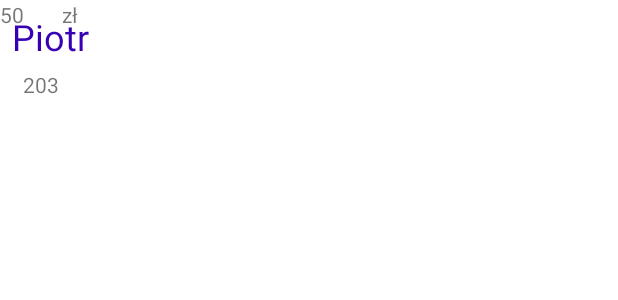
After one commit to Zywczas/Let-s_Share, an Android app: the layout group_members_list_item.xml on its own in the app's theme, with its tools: preview values and no code run, on a phone screen of 412 x 824 dp. The commit adds this screen. Shown: the top 300 px of the screen. Run offline under Robolectric (Android 15) with nearby library versions, the phone set to English and light mode, and no system bars.

Commit message:
GroupMembersAdapter

```diff
--- a/app/src/main/java/com/zywczas/letsshare/di/modules/DomainModule.kt
+++ b/app/src/main/java/com/zywczas/letsshare/di/modules/DomainModule.kt
@@ -4,6 +4,8 @@ import com.zywczas.letsshare.fragmentlogin.domain.LoginRepository
 import com.zywczas.letsshare.fragmentlogin.domain.LoginRepositoryImpl
 import com.zywczas.letsshare.fragmentfriends.domain.FriendsRepository
 import com.zywczas.letsshare.fragmentfriends.domain.FriendsRepositoryImpl
+import com.zywczas.letsshare.fragmentgroupdetails.domain.GroupDetailsRepository
+import com.zywczas.letsshare.fragmentgroupdetails.domain.GroupDetailsRepositoryImpl
 import com.zywczas.letsshare.fragmentgroups.domain.GroupsRepository
 import com.zywczas.letsshare.fragmentgroups.domain.GroupsRepositoryImpl
 import com.zywczas.letsshare.fragmentregister.domain.RegisterRepository
@@ -34,4 +36,8 @@ abstract class DomainModule {
     @ActivityRetainedScoped
     abstract fun bindGroupsRepository(repo: GroupsRepositoryImpl): GroupsRepository
 
+    @Binds
+    @ActivityRetainedScoped
+    abstract fun bindGroupDetailsRepository(repo: GroupDetailsRepositoryImpl): GroupDetailsRepository
+
 }
--- a/app/src/main/java/com/zywczas/letsshare/fragmentfriends/presentation/FriendsFragment.kt
+++ b/app/src/main/java/com/zywczas/letsshare/fragmentfriends/presentation/FriendsFragment.kt
@@ -5,6 +5,7 @@ import android.os.Bundle
 import android.view.LayoutInflater
 import android.view.View
 import android.view.ViewGroup
+import androidx.core.view.get
 import androidx.core.view.isVisible
 import androidx.fragment.app.Fragment
 import androidx.lifecycle.lifecycleScope
--- a/app/src/main/java/com/zywczas/letsshare/fragmentgroups/presentation/GroupsFragment.kt
+++ b/app/src/main/java/com/zywczas/letsshare/fragmentgroups/presentation/GroupsFragment.kt
@@ -5,6 +5,7 @@ import androidx.fragment.app.Fragment
 import android.view.LayoutInflater
 import android.view.View
 import android.view.ViewGroup
+import androidx.core.view.get
 import androidx.lifecycle.lifecycleScope
 import androidx.navigation.fragment.findNavController
 import androidx.navigation.ui.setupWithNavController
--- a/app/src/main/java/com/zywczas/letsshare/model/GroupMember.kt
+++ b/app/src/main/java/com/zywczas/letsshare/model/GroupMember.kt
@@ -2,5 +2,7 @@ package com.zywczas.letsshare.model
 
 data class GroupMember (
     val name: String = "",
-    val email: String = ""
+    val email: String = "",
+    val expenses: Int = 0,
+    val percentage_share: Double = 0.0
 )
--- a/app/src/main/java/com/zywczas/letsshare/model/MemberMonth.kt
+++ /dev/null
@@ -1,6 +0,0 @@
-package com.zywczas.letsshare.model
-
-data class MemberMonth (
-    var group_share: Double = 0.0,
-    var expenses: Double = 0.0
-)
--- a/app/src/main/java/com/zywczas/letsshare/utils/DoZrobienia.kt
+++ b/app/src/main/java/com/zywczas/letsshare/utils/DoZrobienia.kt
@@ -43,6 +43,9 @@ import com.google.firebase.firestore.FieldValue
 //todo to dodawanie znajomych i grup dac w alertdialogach
 //todo dodac ograniczenia ilosci znakow w edit tekstach dla hasel, imion, nazw, itd...
 //todo sprawdzic czy jak dam crashlytics to moge usunac wszystkie logi z programu
+//todo czyscic backstack przy klikaniu w bottom nav bar bo jak sie wciska wstecz to cofa do fragmentu ale nie odswieza kliknietego nav bar
+//todo dodac swipe to refresh w groups fragment
+//todo dodac sprawdzenie czy miesiac nie jest juz stary, i wtedy zablokowac operacje dopoki nie zostanie rozliczony
 
 private fun test(){
 //    firestore.runTransaction {  } //todo dobra funkcja do updatowania, jak jakis dokument w miedzy czasie sie zmieni to transakcja leci od nowa
--- /dev/null
+++ b/app/src/main/res/layout/group_members_list_item.xml
@@ -0,0 +1,57 @@
+<?xml version="1.0" encoding="utf-8"?>
+<androidx.constraintlayout.widget.ConstraintLayout xmlns:android="http://schemas.android.com/apk/res/android"
+    xmlns:app="http://schemas.android.com/apk/res-auto"
+    xmlns:tools="http://schemas.android.com/tools"
+    android:layout_width="wrap_content"
+    android:layout_height="match_parent">
+
+    <TextView
+        android:id="@+id/memberName"
+        android:layout_width="wrap_content"
+        android:layout_height="wrap_content"
+        android:layout_marginStart="8dp"
+        android:layout_marginTop="8dp"
+        android:layout_marginEnd="8dp"
+        android:textAlignment="textStart"
+        android:textColor="@color/purple_700"
+        android:textSize="24sp"
+        app:layout_constraintEnd_toEndOf="parent"
+        app:layout_constraintStart_toStartOf="parent"
+        app:layout_constraintTop_toTopOf="parent"
+        tools:text="Piotr" />
+
+    <TextView
+        android:id="@+id/memberExpenses"
+        android:layout_width="wrap_content"
+        android:layout_height="wrap_content"
+        android:layout_marginStart="8dp"
+        android:layout_marginTop="6dp"
+        app:layout_constraintEnd_toStartOf="@+id/memberCurrency"
+        app:layout_constraintHorizontal_bias="0.5"
+        app:layout_constraintHorizontal_chainStyle="packed"
+        app:layout_constraintStart_toStartOf="parent"
+        app:layout_constraintTop_toBottomOf="@+id/memberName"
+        tools:text="203" />
+
+    <TextView
+        android:id="@+id/percentageShare"
+        android:layout_width="wrap_content"
+        android:layout_height="wrap_content"
+        android:text="TextView"
+        tools:layout_editor_absoluteX="16dp"
+        tools:layout_editor_absoluteY="72dp"
+        tools:text="50" />
+
+    <TextView
+        android:id="@+id/memberCurrency"
+        android:layout_width="wrap_content"
+        android:layout_height="wrap_content"
+        android:layout_marginStart="2dp"
+        android:layout_marginEnd="8dp"
+        app:layout_constraintEnd_toEndOf="parent"
+        app:layout_constraintHorizontal_bias="0.5"
+        app:layout_constraintStart_toEndOf="@+id/memberExpenses"
+        tools:layout_editor_absoluteY="46dp"
+        tools:text="zł" />
+
+</androidx.constraintlayout.widget.ConstraintLayout>
--- a/app/src/main/res/layout/groups_list_item.xml
+++ b/app/src/main/res/layout/groups_list_item.xml
@@ -3,7 +3,8 @@
     xmlns:app="http://schemas.android.com/apk/res-auto"
     xmlns:tools="http://schemas.android.com/tools"
     android:layout_width="match_parent"
-    android:layout_height="wrap_content">
+    android:layout_height="wrap_content"
+    android:background="#0DC615">
 
     <TextView
         android:id="@+id/nameGroupsListItem"
@@ -11,13 +12,10 @@
         android:layout_height="wrap_content"
         android:layout_marginStart="16dp"
         android:layout_marginTop="8dp"
-        android:layout_marginEnd="16dp"
         android:layout_marginBottom="8dp"
         android:textColor="@color/black"
         android:textSize="24sp"
         app:layout_constraintBottom_toBottomOf="parent"
-        app:layout_constraintEnd_toEndOf="parent"
-        app:layout_constraintHorizontal_bias="0.5"
         app:layout_constraintStart_toStartOf="parent"
         app:layout_constraintTop_toTopOf="parent"
         tools:text="Grupa 1" />
--- a/app/src/main/res/values/strings.xml
+++ b/app/src/main/res/values/strings.xml
@@ -26,6 +26,5 @@
     <!--    UI elements - main app-->
     <string name="friends">Friends</string>
     <string name="groups">Groups</string>
-    <!-- TODO: Remove or change this placeholder text -->
-    <string name="hello_blank_fragment">Hello blank fragment</string>
+    <string name="percentage_share">%1$.2f\%</string>
 </resources>
```
Also changed, not shown: app/src/main/java/com/zywczas/letsshare/fragmentgroupdetails/adapters/GroupMembersAdapter.kt (added, +44 -0 lines), app/src/main/java/com/zywczas/letsshare/fragmentgroupdetails/domain/GroupDetailsRepository.kt (added, +8 -0 lines), app/src/main/java/com/zywczas/letsshare/fragmentgroupdetails/domain/GroupDetailsRepositoryImpl.kt (added, +10 -0 lines), app/src/main/java/com/zywczas/letsshare/fragmentgroupdetails/presentation/GroupDetailsFragment.kt (+32 -3 lines), app/src/main/java/com/zywczas/letsshare/fragmentgroupdetails/presentation/GroupDetailsViewModel.kt (added, +32 -0 lines), app/src/main/res/layout/fragment_group_details.xml (+39 -11 lines), 1 other file.
